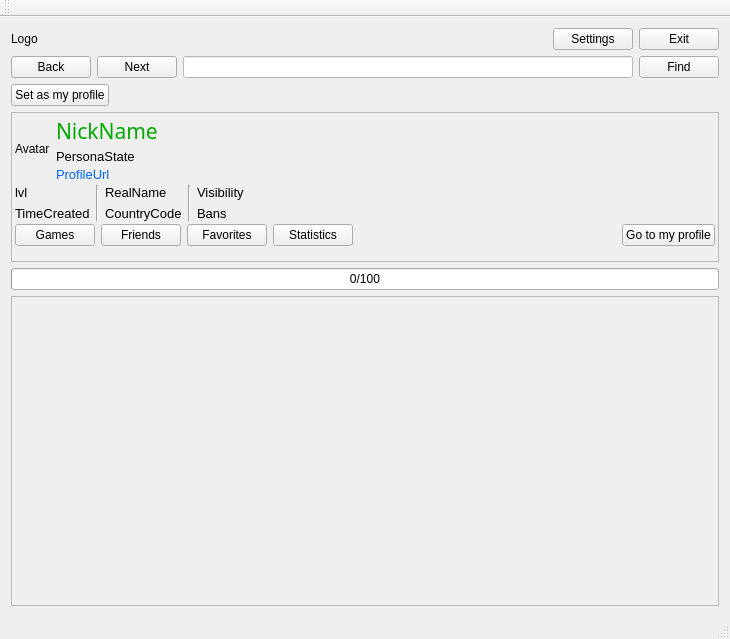
Above: AraSteamManager/mainwindow.ui from Arankir/AraSteamManager before the change. Below: the same form after it.
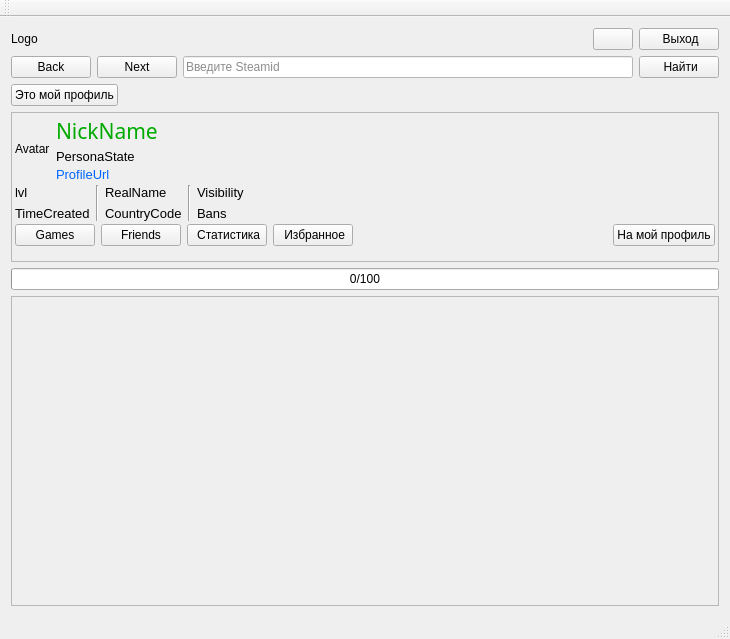
That is the form after the change.

```diff
--- a/AraSteamManager/mainwindow.ui
+++ b/AraSteamManager/mainwindow.ui
@@ -40,14 +40,14 @@
       <item>
        <widget class="QPushButton" name="ButtonSettings">
         <property name="text">
-         <string>Settings</string>
+         <string/>
         </property>
        </widget>
       </item>
       <item>
        <widget class="QPushButton" name="ButtonExit">
         <property name="text">
-         <string>Exit</string>
+         <string> Выход</string>
         </property>
        </widget>
       </item>
@@ -75,6 +75,9 @@
          <string notr="true">background-color: rgb(255, 255, 255);
 color: rgb(26, 26, 26);</string>
         </property>
+        <property name="placeholderText">
+         <string>Введите Steamid</string>
+        </property>
        </widget>
       </item>
       <item>
@@ -83,7 +86,7 @@
          <bool>true</bool>
         </property>
         <property name="text">
-         <string>Find</string>
+         <string> Найти</string>
         </property>
        </widget>
       </item>
@@ -94,7 +97,7 @@
       <item>
        <widget class="QPushButton" name="ButtonSetProfile">
         <property name="text">
-         <string>Set as my profile</string>
+         <string>Это мой профиль</string>
         </property>
        </widget>
       </item>
@@ -380,14 +383,14 @@
           <item>
            <widget class="QPushButton" name="ButtonFavorites">
             <property name="text">
-             <string>Favorites</string>
+             <string> Статистика</string>
             </property>
            </widget>
           </item>
           <item>
            <widget class="QPushButton" name="ButtonStatistics">
             <property name="text">
-             <string>Statistics</string>
+             <string> Избранное</string>
             </property>
            </widget>
           </item>
@@ -407,7 +410,7 @@
           <item>
            <widget class="QPushButton" name="ButtonGoToMyProfile">
             <property name="text">
-             <string>Go to my profile</string>
+             <string>На мой профиль</string>
             </property>
            </widget>
           </item>
```
